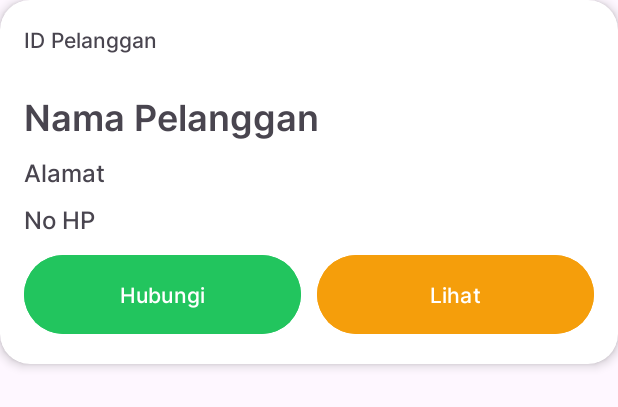
After one commit to RizafiDev/LaundryYuk, an Android app: the layout card_data_pelanggan.xml on its own in the app's theme, with its tools: preview values and no code run, on a phone screen of 412 x 824 dp. The commit adds this screen. Shown: the top 407 px of the screen. Run offline under Robolectric (Android 15) with nearby library versions, the phone set to English and light mode, and no system bars.

Commit message:
add: card-data-pelanggan && form-data-pelanggan

```diff
--- a/app/src/main/res/layout/activity_data_pelanggan.xml
+++ b/app/src/main/res/layout/activity_data_pelanggan.xml
@@ -26,7 +26,7 @@
             android:layout_alignParentRight="true"
             android:layout_marginEnd="16dp"
             android:layout_marginBottom="16dp"
+            android:backgroundTint="@color/white"
             />
     </RelativeLayout>
-
 </androidx.constraintlayout.widget.ConstraintLayout>
--- /dev/null
+++ b/app/src/main/res/layout/card_data_pelanggan.xml
@@ -0,0 +1,85 @@
+<?xml version="1.0" encoding="utf-8"?>
+<androidx.constraintlayout.widget.ConstraintLayout xmlns:android="http://schemas.android.com/apk/res/android"
+    android:layout_width="match_parent"
+    android:layout_height="match_parent"
+    xmlns:app="http://schemas.android.com/apk/res-auto">
+
+    <androidx.cardview.widget.CardView
+        android:layout_width="match_parent"
+        android:layout_height="wrap_content"
+        app:cardElevation="4dp"
+        android:orientation="vertical"
+        app:layout_constraintTop_toTopOf="parent"
+        app:cardCornerRadius="20dp"
+        >
+        <LinearLayout
+            android:layout_width="match_parent"
+            android:layout_height="wrap_content"
+            android:padding="16dp"
+            android:orientation="vertical">
+        <TextView
+            android:id="@+id/tvDataIDPelanggan"
+            android:layout_width="match_parent"
+            android:layout_height="wrap_content"
+            android:text="ID Pelanggan"
+            android:fontFamily="@font/inter_medium"
+            />
+        <TextView
+            android:id="@+id/tvDataNamaPelanggan"
+            android:layout_width="match_parent"
+            android:layout_height="wrap_content"
+            android:fontFamily="@font/inter_semibold"
+            android:text="Nama Pelanggan"
+            android:textSize="24sp"
+            android:layout_marginTop="24dp"
+            />
+            <TextView
+            android:id="@+id/tvDataAlamatPelanggan"
+            android:layout_width="match_parent"
+            android:layout_height="wrap_content"
+                android:fontFamily="@font/inter_medium"
+            android:text="Alamat"
+            android:textSize="16sp"
+            android:paddingTop="8dp"
+            />
+            <TextView
+            android:id="@+id/tvDataNoHpPelanggan"
+            android:layout_width="match_parent"
+            android:layout_height="wrap_content"
+                android:fontFamily="@font/inter_medium"
+            android:text="No HP"
+            android:textSize="16sp"
+                android:paddingTop="8dp"
+            />
+            <LinearLayout
+                android:layout_width="match_parent"
+                android:layout_height="wrap_content"
+                android:orientation="horizontal"
+                android:weightSum="2"
+                android:paddingTop="8dp"
+                >
+                <Button
+                    android:layout_weight="1"
+                    android:id="@+id/btnHubungi"
+                    android:layout_width="wrap_content"
+                    android:layout_height="wrap_content"
+                    android:backgroundTint="#22c55e"
+                    android:padding="16dp"
+                    android:fontFamily="@font/inter_medium"
+                    android:text="Hubungi"
+                    android:layout_marginRight="5dp"/>
+                <Button
+                    android:layout_weight="1"
+                    android:id="@+id/btnLihat"
+                    android:layout_width="wrap_content"
+                    android:layout_height="wrap_content"
+                    android:backgroundTint="#f59e0b"
+                    android:padding="16dp"
+                    android:fontFamily="@font/inter_medium"
+                    android:layout_marginLeft="5dp"
+                    android:text="Lihat"/>
+            </LinearLayout>
+        </LinearLayout>
+    </androidx.cardview.widget.CardView>
+
+</androidx.constraintlayout.widget.ConstraintLayout>
```
Also changed, not shown: app/src/main/AndroidManifest.xml (+6 -5 lines), app/src/main/res/drawable/rounded_et.xml (added, +7 -0 lines), app/src/main/res/layout/activity_tambah_pelanggan.xml (+102 -1 lines).
